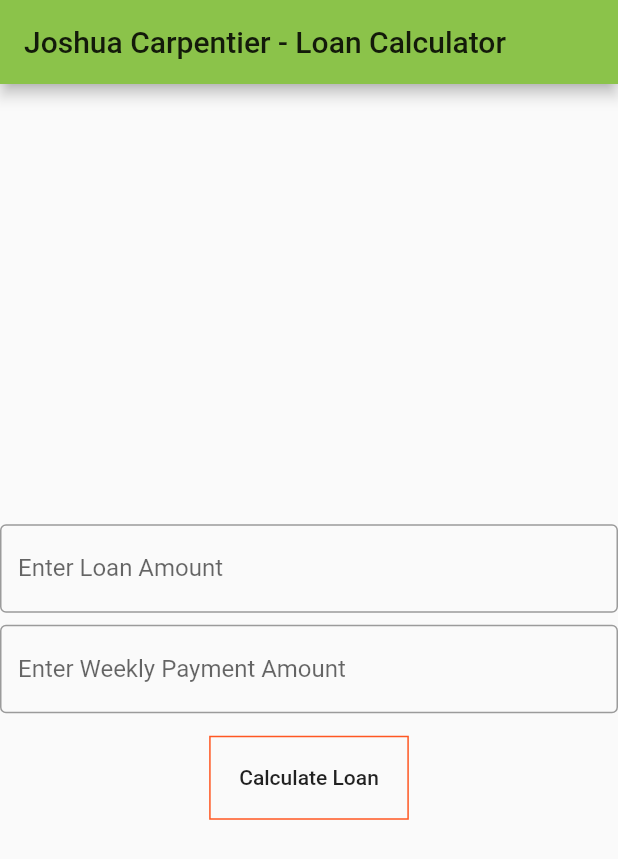
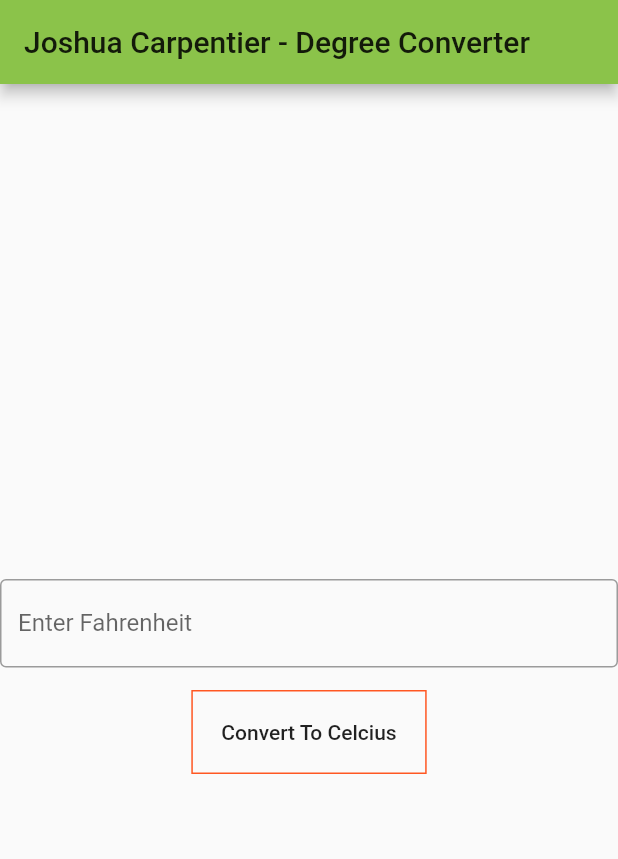
Before and after one commit to jacgit18/ios_calculator, a Flutter app: the screen it shows after launch, on a phone screen of 412 x 824 dp. Shown: the top 859 px of the screen. Run offline on Flutter 3.47's test engine with Material 2 defaults, Android fonts, the phone set to English and light mode, and no system bars.

Commit message:
updated code

```diff
--- a/lib/main.dart
+++ b/lib/main.dart
@@ -1,4 +1,5 @@
 import 'package:flutter/material.dart';
+
 
 void main() => runApp(MyApp());
 
@@ -11,7 +12,7 @@ class MyApp extends StatelessWidget {
 
         primarySwatch: Colors.lightGreen,
       ),
-      home: MyHomePage(title: 'Joshua Carpentier - Loan Calculator'),
+      home: MyHomePage(title: 'Joshua Carpentier - Degree Converter'),
     );
   }
 }
@@ -29,12 +30,12 @@ class MyHomePage extends StatefulWidget {
 
 class _MyHomePageState extends State<MyHomePage> {
   String output = ' ';
-  double weekly =0, amount = 0 ;
-  Calculate calc = Calculate(amount: 33, weekly: 32);//
+  double Celcius =0, Fahrenheit = 0 ;
+  Calculate calc = Calculate(Fahrenheit: 33, Celcius: 32);//
 
   void _incrementCounter() {
     setState(() {
-      output = calc.doit(amount, weekly);
+      output = calc.doit(Fahrenheit, Celcius);
 
     });
   }
@@ -57,37 +58,25 @@ class _MyHomePageState extends State<MyHomePage> {
             style: TextStyle(fontFamily: 'Courier',
             backgroundColor: Colors.black,
             color: Colors.green,
-            fontSize: 20,
+            fontSize: 25,
               ),
             ),
             SizedBox(height: 8.0),
             TextField(
               decoration: InputDecoration(
                 border: OutlineInputBorder(),
-                labelText: 'Enter Loan Amount',
+                labelText: 'Enter Fahrenheit ',
                   fillColor: Colors.lightGreen,
 //                  hintText: 'Please go ahead and type something in'
               ),
               keyboardType: TextInputType.number,
               onChanged: (text) {
-                amount = double.parse(text);
-              },
-            ), SizedBox(height: 8.0),
-            TextField(
-              decoration: InputDecoration(
-                border: OutlineInputBorder(),
-                labelText: 'Enter Weekly Payment Amount',
-                fillColor: Colors.lightGreen,
-//                  hintText: 'Please go ahead and type something in'
-              ),
-              keyboardType: TextInputType.number,
-              onChanged: (text) {
-                weekly = double.parse(text);
+                Fahrenheit = double.parse(text);
               },
             ),
             Container(
               child: FlatButton(onPressed: _incrementCounter,
-                child: Text("Calculate Loan")),
+                child: Text("Convert To Celcius")),
             margin: EdgeInsets.all(15.0),
             padding: EdgeInsets.all(3.0),
              decoration: BoxDecoration(border: Border.all(
@@ -103,36 +92,21 @@ class _MyHomePageState extends State<MyHomePage> {
 }
 
 class Calculate{
-  double amount;
-  double weekly;
+  // C= (F-32) * 5/9
+  double Fahrenheit;
+  double Celcius;
   String output = '' ;
   int count;
-  String cuny = '';
-  Color a = Colors.orange;
-  Calculate({this.amount, this.weekly});
+  String temp = '';
+  Calculate({this.Fahrenheit, this.Celcius});
 
-  String doit(amount, weekly) {
+  String doit(Fahrenheit, Celcius) {
+    Celcius = (Fahrenheit - 32) * 5/9;
     output = '';
-    count = 0;
-    output = output + '\n Weeks: ' + count.toString() + ' .Amount \$' + amount.toString();
 
-
-    while(amount > 0){
-
-      amount = amount - weekly;
-      count = count + 1;
-      output = output + '\n Weeks: ' + count.toString() + ' .Amount \$' + amount.toString();
-
-      if (amount<weekly) {
-        count = count + 1;
-        amount = 0;
-
-        output = output + '\n Weeks: ' + count.toString() + ' .Amount \$' +
-            amount.toString();
-        amount = 0;
-
-      }count++;
-    }
+    if (Celcius >= 100.0 ) output = Celcius.toStringAsFixed(1) + ' Water Gas State ';
+    else if (Celcius < 100.0  && Celcius > 0.0)  output = Celcius.toStringAsFixed(1) + ' Water in Liquid State ';
+    else if (Celcius < 0.0  ) output = Celcius.toStringAsFixed(1) + ' Water is in Solid State ';
 
     return output;
   }
```
